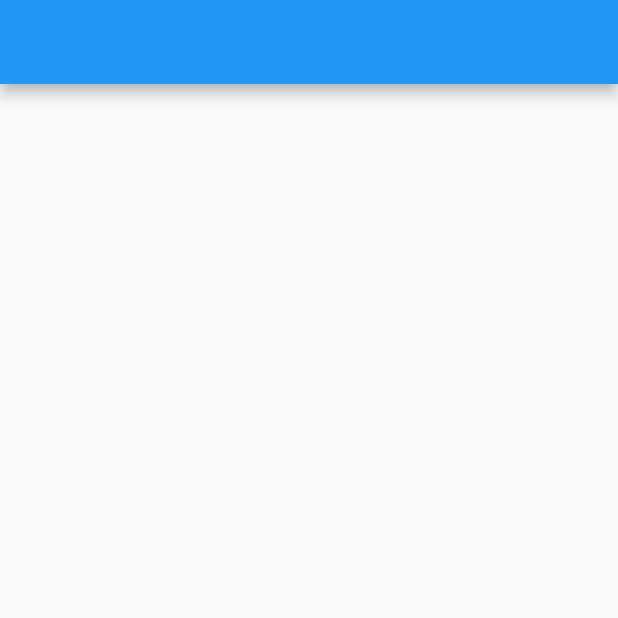
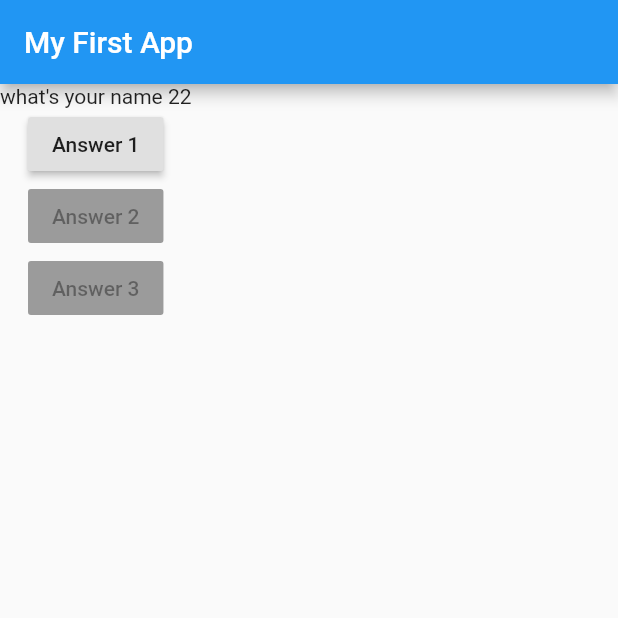
Before and after one commit to habib2013/flutter_tutoriala, a Flutter app: the screen it shows after launch, on a phone screen of 412 x 824 dp, the top half of it. Run offline on Flutter 3.47's test engine with Material 2 defaults, Android fonts, the phone set to English and light mode, and no system bars.

Commit message:
nother messagei

```diff
--- a/lib/main.dart
+++ b/lib/main.dart
@@ -2,13 +2,42 @@ import 'package:flutter/material.dart';
 
 void main() => runApp(MyApp());
 
-class MyApp extends StatelessWidget {
+class MyApp extends StatefulWidget {
+  @override
+  State<StatefulWidget> createState() {
+    // TODO: implement createState
+    return MyApState();
+  }
+}
+
+class MyApState extends State<MyApp>{
+  var questionIndex = 0;
+
+  void answerQuestions(){
+    setState(() {
+      questionIndex = questionIndex + 1;
+    });
+
+    print(questionIndex);
+  }
+
 @override
   Widget build(BuildContext context) {
-    // TODO: implement build
+  var questions = ['what\'s your name 22','what\'s your favorite food',];
+
+  // TODO: implement build
     return MaterialApp(
       home: Scaffold(
-        appBar: AppBar(),
+        appBar: AppBar(title: Text('My First App'),
+        ),
+        body: Column(
+          children:[
+            Text(questions[questionIndex]),
+            RaisedButton(child: Text('Answer 1'),onPressed: answerQuestions,),
+            RaisedButton(child: Text('Answer 2'),onPressed: null,),
+            RaisedButton(child: Text('Answer 3'),onPressed: null,),
+          ],
+        ),
 
       )
     );
```
Also changed, not shown: lib/questions.dart (+8 -0 lines).
